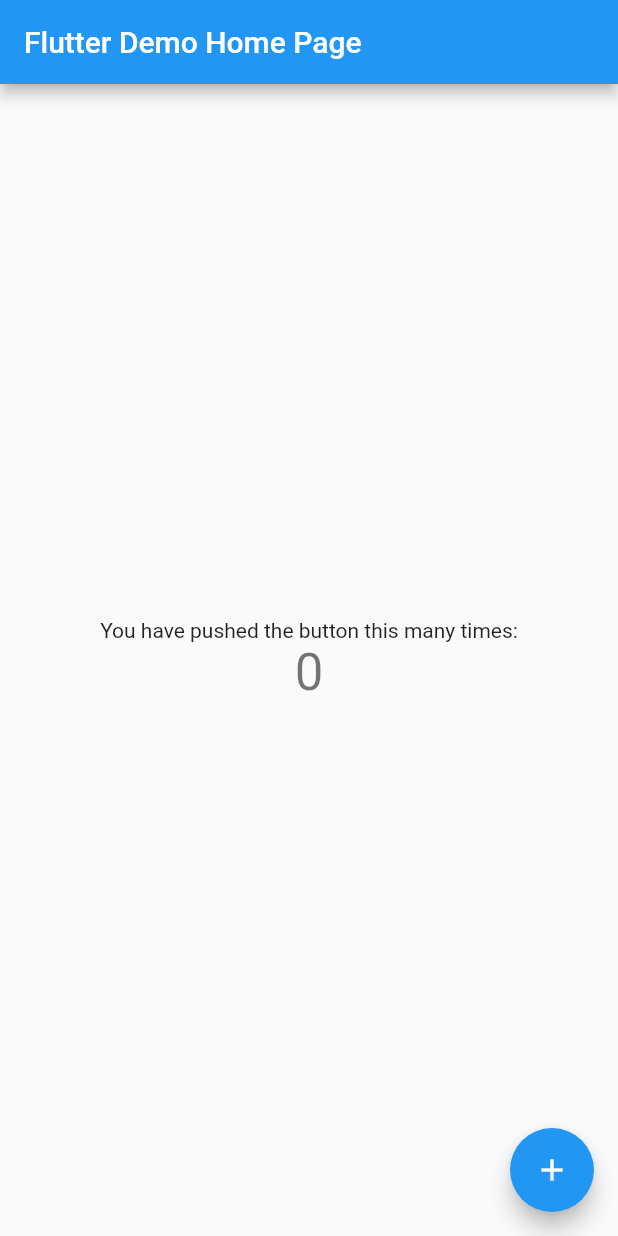
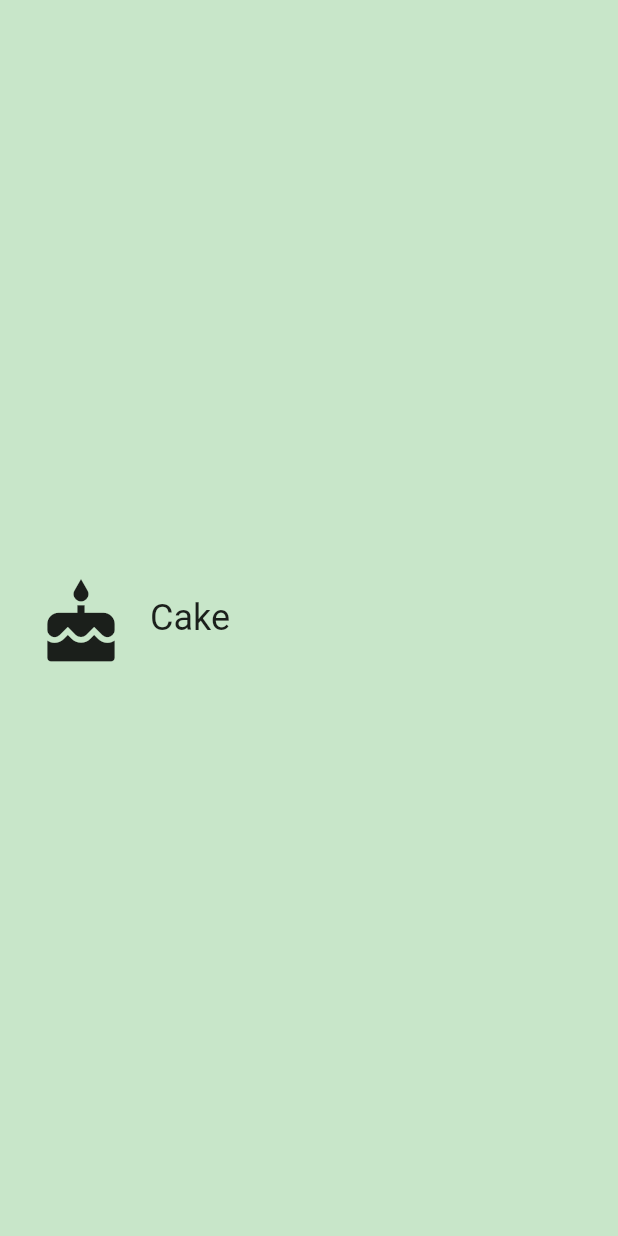
Before and after one commit to ahmedibrahim085/unit_conversion_udacity_flutter_app, a Flutter app: the screen it shows after launch, on a phone screen of 412 x 824 dp. Run offline on Flutter 3.47's test engine with Material 2 defaults, Android fonts, the phone set to English and light mode, and no system bars.

Commit message:
adding the first itme in the list view

```diff
--- /dev/null
+++ b/unit_conversion/lib/category.dart
@@ -0,0 +1,74 @@
+import 'package:flutter/material.dart';
+
+// We use an underscore to indicate that these variables are private.
+const _rowHeight = 100.0;
+final _borderRadius = BorderRadius.circular(_rowHeight / 2);
+
+/// A custom [Category] widget.
+///
+/// The widget is composed on an [Icon] and [Text]. Tapping on the widget shows
+/// a colored [InkWell] animation.
+class Category extends StatelessWidget {
+  final String name;
+  final ColorSwatch color;
+  final IconData iconLocation;
+
+  /// Creates a [Category].
+  ///
+  /// A [Category] saves the name of the Category (e.g. 'Length'), its color for
+  /// the UI, and the icon that represents it (e.g. a ruler).
+  // While the @required checks for whether a named parameter is passed in,
+  // it doesn't check whether the object passed in is null. We check that
+  // in the assert statement.
+  const Category(
+      {Key? key,
+      required this.name,
+      required this.color,
+      required this.iconLocation})
+      : super(key: key);
+
+  ///  Builds a custom widget that shows [Category] information.
+  ///
+  /// This information includes the icon, name, and color for the [Category].
+  @override
+  Widget build(BuildContext context) {
+    // TODO: implement build
+    return Material(
+      color: Colors.transparent,
+      child: SizedBox(
+        height: _rowHeight,
+        child: InkWell(
+          borderRadius: _borderRadius,
+          highlightColor: color,
+          splashColor: color,
+          onTap: () {
+            print("I love you so much");
+          },
+          // onTap
+          child: Padding(
+            padding: const EdgeInsets.all(8.0),
+            child: Row(
+              crossAxisAlignment: CrossAxisAlignment.stretch,
+              children: [
+                Padding(
+                  padding: const EdgeInsets.all(16.0),
+                  child: Icon(
+                    iconLocation,
+                    size: 60.0,
+                  ),
+                ),
+                Center(
+                  child: Text(
+                    name,
+                    textAlign: TextAlign.center,
+                    style: Theme.of(context).textTheme.headline5,
+                  ),
+                ),
+              ], // children
+            ), // Raw
+          ),
+        ),
+      ),
+    );
+  }
+}
--- a/unit_conversion/lib/main.dart
+++ b/unit_conversion/lib/main.dart
@@ -1,115 +1,40 @@
+// Copyright 2018 The Chromium Authors. All rights reserved.
+// Use of this source code is governed by a BSD-style license that can be
+// found in the LICENSE file.
+
 import 'package:flutter/material.dart';
+import 'package:unit_conversion/category.dart';
 
+const _categoryName = 'Cake';
+const _categoryIcon = Icons.cake;
+const _categoryColor = Colors.green;
+
+/// The function that is called when main.dart is run.
 void main() {
-  runApp(const MyApp());
+  runApp(const UnitConversion());
 }
 
-class MyApp extends StatelessWidget {
-  const MyApp({Key? key}) : super(key: key);
+/// This widget is the root of our application.
+class UnitConversion extends StatelessWidget {
+  const UnitConversion({Key? key}) : super(key: key);
 
-  // This widget is the root of your application.
   @override
   Widget build(BuildContext context) {
     return MaterialApp(
-      title: 'Flutter Demo',
-      theme: ThemeData(
-        // This is the theme of your application.
-        //
-        // Try running your application with "flutter run". You'll see the
-        // application has a blue toolbar. Then, without quitting the app, try
-        // changing the primarySwatch below to Colors.green and then invoke
-        // "hot reload" (press "r" in the console where you ran "flutter run",
-        // or simply save your changes to "hot reload" in a Flutter IDE).
-        // Notice that the counter didn't reset back to zero; the application
-        // is not restarted.
-        primarySwatch: Colors.blue,
+      // Turns on a little "DEBUG" banner in debug mode to indicate that the app is in debug mode.
+      debugShowCheckedModeBanner: false,
+      title: 'Unit Converter',
+      home: Scaffold(
+        //The [100] is the selection of the color degree
+        backgroundColor: Colors.green[100],
+        body: const Center(
+          child: Category(
+            name: _categoryName,
+            color: _categoryColor,
+            iconLocation: _categoryIcon,
+          ),
+        ),
       ),
-      home: const MyHomePage(title: 'Flutter Demo Home Page'),
-    );
+    ); // Material App
   }
 }
-
-class MyHomePage extends StatefulWidget {
-  const MyHomePage({Key? key, required this.title}) : super(key: key);
-
-  // This widget is the home page of your application. It is stateful, meaning
-  // that it has a State object (defined below) that contains fields that affect
-  // how it looks.
-
-  // This class is the configuration for the state. It holds the values (in this
-  // case the title) provided by the parent (in this case the App widget) and
-  // used by the build method of the State. Fields in a Widget subclass are
-  // always marked "final".
-
-  final String title;
-
-  @override
-  State<MyHomePage> createState() => _MyHomePageState();
-}
-
-class _MyHomePageState extends State<MyHomePage> {
-  int _counter = 0;
-
-  void _incrementCounter() {
-    setState(() {
-      // This call to setState tells the Flutter framework that something has
-      // changed in this State, which causes it to rerun the build method below
-      // so that the display can reflect the updated values. If we changed
-      // _counter without calling setState(), then the build method would not be
-      // called again, and so nothing would appear to happen.
-      _counter++;
-    });
-  }
-
-  @override
-  Widget build(BuildContext context) {
-    // This method is rerun every time setState is called, for instance as done
-    // by the _incrementCounter method above.
-    //
-    // The Flutter framework has been optimized to make rerunning build methods
-    // fast, so that you can just rebuild anything that needs updating rather
-    // than having to individually change instances of widgets.
-    return Scaffold(
-      appBar: AppBar(
-        // Here we take the value from the MyHomePage object that was created by
-        // the App.build method, and use it to set our appbar title.
-        title: Text(widget.title),
-      ),
-      body: Center(
-        // Center is a layout widget. It takes a single child and positions it
-        // in the middle of the parent.
-        child: Column(
-          // Column is also a layout widget. It takes a list of children and
-          // arranges them vertically. By default, it sizes itself to fit its
-          // children horizontally, and tries to be as tall as its parent.
-          //
-          // Invoke "debug painting" (press "p" in the console, choose the
-          // "Toggle Debug Paint" action from the Flutter Inspector in Android
-          // Studio, or the "Toggle Debug Paint" command in Visual Studio Code)
-          // to see the wireframe for each widget.
-          //
-          // Column has various properties to control how it sizes itself and
-          // how it positions its children. Here we use mainAxisAlignment to
-          // center the children vertically; the main axis here is the vertical
-          // axis because Columns are vertical (the cross axis would be
-          // horizontal).
-          mainAxisAlignment: MainAxisAlignment.center,
-          children: <Widget>[
-            const Text(
-              'You have pushed the button this many times:',
-            ),
-            Text(
-              '$_counter',
-              style: Theme.of(context).textTheme.headline4,
-            ),
-          ],
-        ),
-      ),
-      floatingActionButton: FloatingActionButton(
-        onPressed: _incrementCounter,
-        tooltip: 'Increment',
-        child: const Icon(Icons.add),
-      ), // This trailing comma makes auto-formatting nicer for build methods.
-    );
-  }
-}
```
Also changed, not shown: 3 other files.
